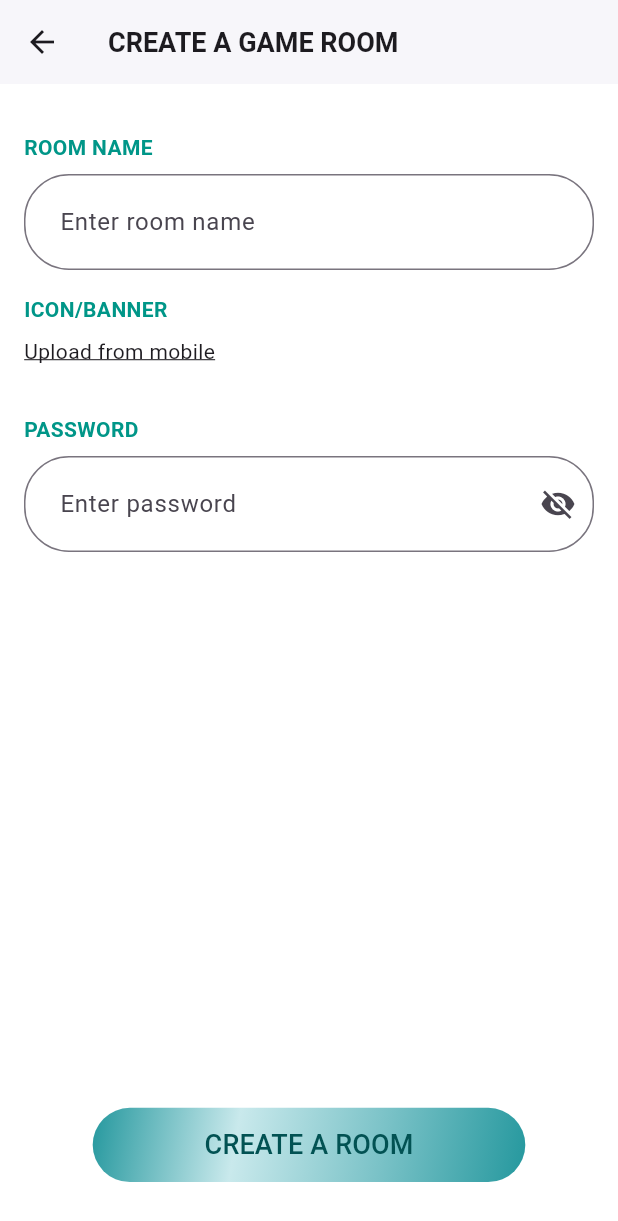
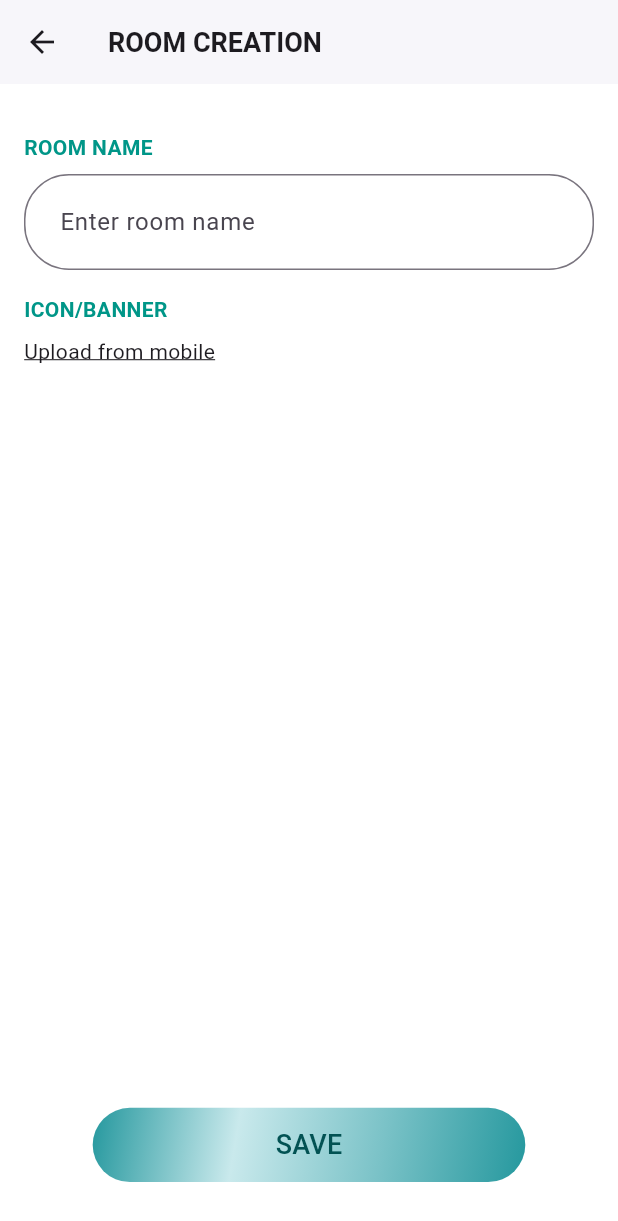
Before and after one commit to muzammil-939/vega, a Flutter app: the HomePage screen opened directly, item 2 of the bottom bar chosen, on a phone screen of 412 x 824 dp. Shown: the top 1221 px of the screen. Run offline on Flutter 3.47's test engine with Material 3 defaults, Android fonts, the phone set to English and light mode, and no system bars; our stand-ins replace firebase_auth, firebase_core, firebase_database, firebase_storage, flutter_riverpod, flutter_svg and 2 more; accounts and stored records are empty.

Commit message:
final_demo

```diff
--- a/lib/screens/room_creation.dart
+++ b/lib/screens/room_creation.dart
@@ -1,11 +1,12 @@
+import 'package:firebase_storage/firebase_storage.dart';
 import 'package:flutter/material.dart';
 import 'package:image_picker/image_picker.dart';
+import 'package:firebase_database/firebase_database.dart';
+import 'package:firebase_auth/firebase_auth.dart';
 import 'dart:io';
-import 'custom_room.dart';
 
 class RoomCreation extends StatefulWidget {
-  final Function(String, File?) onRoomCreated; // Callback function
-
+  final Function(String name, File? image) onRoomCreated;
   const RoomCreation({super.key, required this.onRoomCreated});
 
   @override
@@ -13,13 +14,73 @@ class RoomCreation extends StatefulWidget {
 }
 
 class _RoomCreationState extends State<RoomCreation> {
-  bool isPasswordVisible = false;
-  String roomType = 'Open Chat'; // Default selected room type
+  bool isRoomCreated = false;
+  String roomName = '';
+  String roomType = 'Open Chat';
   final ImagePicker _picker = ImagePicker();
   XFile? _selectedImage;
   final TextEditingController roomNameController = TextEditingController();
+  final DatabaseReference dbRef = FirebaseDatabase.instance.ref('rooms');
+  final String userId = FirebaseAuth.instance.currentUser!.uid;
+  String? imageUrl;
 
-  // Method to show bottom sheet for image selection
+  @override
+  void initState() {
+    super.initState();
+    _loadRoomData();
+  }
+
+  Future<String> _uploadImageToFirebase(File image) async {
+    try {
+      final storageRef = FirebaseStorage.instance
+          .ref()
+          .child('room_images')
+          .child('$userId/${DateTime.now().millisecondsSinceEpoch}.jpg');
+      final uploadTask = await storageRef.putFile(image);
+      final downloadUrl = await storageRef.getDownloadURL();
+      return downloadUrl;
+    } catch (e) {
+      throw Exception('Image upload failed: $e');
+    }
+  }
+
+  Future<void> _loadRoomData() async {
+    final snapshot = await dbRef.child(userId).get();
+    if (snapshot.exists) {
+      final roomData = snapshot.value as Map;
+      setState(() {
+        isRoomCreated = true;
+        roomName = roomData['roomName'] ?? '';
+        imageUrl = roomData['imageUrl'];
+        _selectedImage =
+            null; // Clear local image since we're displaying from the URL
+      });
+    }
+  }
+
+  Future<void> _saveRoomData() async {
+    String? uploadedImageUrl;
+    if (_selectedImage != null) {
+      final File imageFile = File(_selectedImage!.path);
+      uploadedImageUrl = await _uploadImageToFirebase(imageFile);
+    }
+
+    final Map<String, dynamic> roomData = {
+      'roomName': roomNameController.text,
+      'imageUrl': uploadedImageUrl ??
+          imageUrl, // Keep the existing image if not updated
+    };
+
+    await dbRef.child(userId).set(roomData);
+    setState(() {
+      isRoomCreated = true;
+      roomName = roomNameController.text;
+      imageUrl = uploadedImageUrl ?? imageUrl;
+      _selectedImage = null;
+    });
+  }
+
+  // Show bottom sheet for image selection
   void _showImageSourceSheet() {
     showModalBottomSheet(
       context: context,
@@ -35,7 +96,7 @@ class _RoomCreationState extends State<RoomCreation> {
               leading: const Icon(Icons.photo_library),
               title: const Text('Gallery'),
               onTap: () async {
-                Navigator.pop(context); // Close the bottom sheet
+                Navigator.pop(context);
                 final pickedImage =
                     await _picker.pickImage(source: ImageSource.gallery);
                 if (pickedImage != null) {
@@ -73,9 +134,9 @@ class _RoomCreationState extends State<RoomCreation> {
     return Scaffold(
       backgroundColor: Colors.white,
       appBar: AppBar(
-        title: const Text(
-          'CREATE A GAME ROOM',
-          style: TextStyle(
+        title: Text(
+          "ROOM CREATION",
+          style: const TextStyle(
             fontSize: 18,
             fontWeight: FontWeight.bold,
           ),
@@ -102,6 +163,7 @@ class _RoomCreationState extends State<RoomCreation> {
                       ),
                     ),
                     const SizedBox(height: 8),
+                    if (!isRoomCreated)
                       TextField(
                         controller: roomNameController,
                         decoration: InputDecoration(
@@ -114,6 +176,30 @@ class _RoomCreationState extends State<RoomCreation> {
                             vertical: 20.0,
                           ),
                         ),
+                      )
+                    else
+                      Row(
+                        children: [
+                          Expanded(
+                            child: Text(
+                              roomName,
+                              style: const TextStyle(
+                                fontSize: 18,
+                                fontWeight: FontWeight.bold,
+                              ),
+                            ),
+                          ),
+                          IconButton(
+                            icon: const Icon(Icons.edit, color: Colors.teal),
+                            onPressed: () {
+                              setState(() {
+                                isRoomCreated =
+                                    false; // Allow editing room name
+                                roomNameController.text = roomName;
+                              });
+                            },
+                          ),
+                        ],
                       ),
                     const SizedBox(height: 16),
                     const Text(
@@ -125,6 +211,41 @@ class _RoomCreationState extends State<RoomCreation> {
                       ),
                     ),
                     const SizedBox(height: 8),
+                    if (_selectedImage != null)
+                      Row(
+                        children: [
+                          Expanded(
+                            child: Image.file(
+                              File(_selectedImage!.path),
+                              height: 150,
+                              width: 150,
+                              fit: BoxFit.cover,
+                            ),
+                          ),
+                          IconButton(
+                            icon: const Icon(Icons.edit, color: Colors.teal),
+                            onPressed: _showImageSourceSheet,
+                          ),
+                        ],
+                      )
+                    else if (imageUrl != null)
+                      Row(
+                        children: [
+                          Expanded(
+                            child: Image.network(
+                              imageUrl!,
+                              height: 150,
+                              width: 150,
+                              fit: BoxFit.cover,
+                            ),
+                          ),
+                          IconButton(
+                            icon: const Icon(Icons.edit, color: Colors.teal),
+                            onPressed: _showImageSourceSheet,
+                          ),
+                        ],
+                      )
+                    else
                       GestureDetector(
                         onTap: _showImageSourceSheet,
                         child: const Text(
@@ -135,50 +256,6 @@ class _RoomCreationState extends State<RoomCreation> {
                         ),
                       ),
                     const SizedBox(height: 16),
-                    if (_selectedImage != null)
-                      Center(
-                        child: Image.file(
-                          File(_selectedImage!.path),
-                          height: 150,
-                          width: 150,
-                          fit: BoxFit.cover,
-                        ),
-                      ),
-                    const SizedBox(height: 16),
-                    const Text(
-                      'PASSWORD',
-                      style: TextStyle(
-                        fontSize: 14,
-                        fontWeight: FontWeight.bold,
-                        color: Colors.teal,
-                      ),
-                    ),
-                    const SizedBox(height: 8),
-                    TextField(
-                      obscureText: !isPasswordVisible,
-                      decoration: InputDecoration(
-                        hintText: 'Enter password',
-                        border: OutlineInputBorder(
-                          borderRadius: BorderRadius.circular(30.0),
-                        ),
-                        contentPadding: const EdgeInsets.symmetric(
-                          horizontal: 20.0,
-                          vertical: 20.0,
-                        ),
-                        suffixIcon: IconButton(
-                          icon: Icon(
-                            isPasswordVisible
-                                ? Icons.visibility
-                                : Icons.visibility_off,
-                          ),
-                          onPressed: () {
-                            setState(() {
-                              isPasswordVisible = !isPasswordVisible;
-                            });
-                          },
-                        ),
-                      ),
-                    ),
                   ],
                 ),
               ),
@@ -203,25 +280,9 @@ class _RoomCreationState extends State<RoomCreation> {
                   borderRadius: BorderRadius.circular(107),
                 ),
                 child: ElevatedButton(
-                  onPressed: () {
-                    widget.onRoomCreated(
-                        roomNameController.text,
-                        _selectedImage != null
-                            ? File(_selectedImage!.path)
-                            : null);
-                    Navigator.pop(context); // Go back to HomePage
+                  onPressed: () async {
+                    await _saveRoomData();
                   },
-                  // onPressed: () {
-                  //   Navigator.push(
-                  //     context,
-                  //     MaterialPageRoute(
-                  //       builder: (context) => CustomRoom(
-                  //         roomName: roomNameController.text,
-                  //         roomImage: _selectedImage,
-                  //       ),
-                  //     ),
-                  //   );
-                  // },
                   style: ElevatedButton.styleFrom(
                     backgroundColor: Colors.transparent,
                     elevation: 0,
@@ -230,10 +291,10 @@ class _RoomCreationState extends State<RoomCreation> {
                     ),
                     padding: EdgeInsets.zero,
                   ),
-                  child: const Center(
+                  child: Center(
                     child: Text(
-                      'CREATE A ROOM',
-                      style: TextStyle(
+                      'SAVE',
+                      style: const TextStyle(
                         fontSize: 18,
                         color: Color(0xff025253),
                       ),
--- a/pubspec.yaml
+++ b/pubspec.yaml
@@ -36,7 +36,7 @@ dependencies:
   flutter_facebook_auth: ^7.1.1
   flutter_riverpod:
   firebase_database: ^11.1.4
-  shared_preferences: ^2.3.2
+  shared_preferences: ^2.3.3
   pin_code_fields: ^7.1.0
   cloud_functions: ^5.1.4
   image_picker: ^1.1.2
```
Also changed, not shown: lib/screens/home.dart (+147 -222 lines), pubspec.lock. Lines whose indentation alone changed are shown as unchanged.
